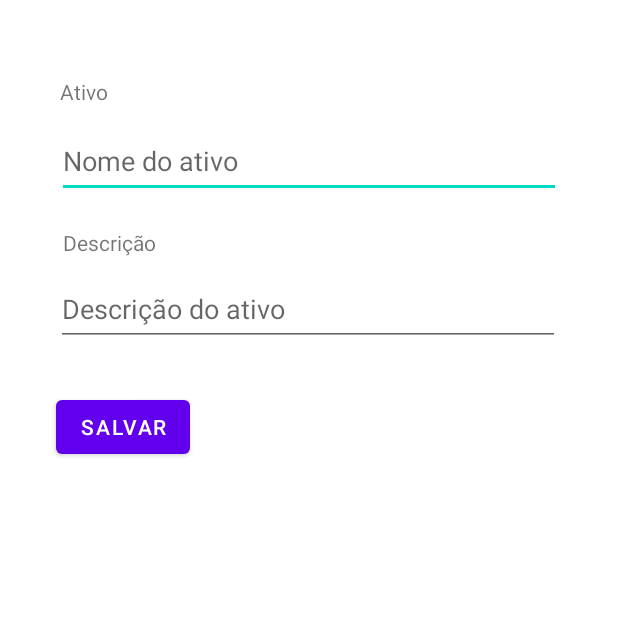
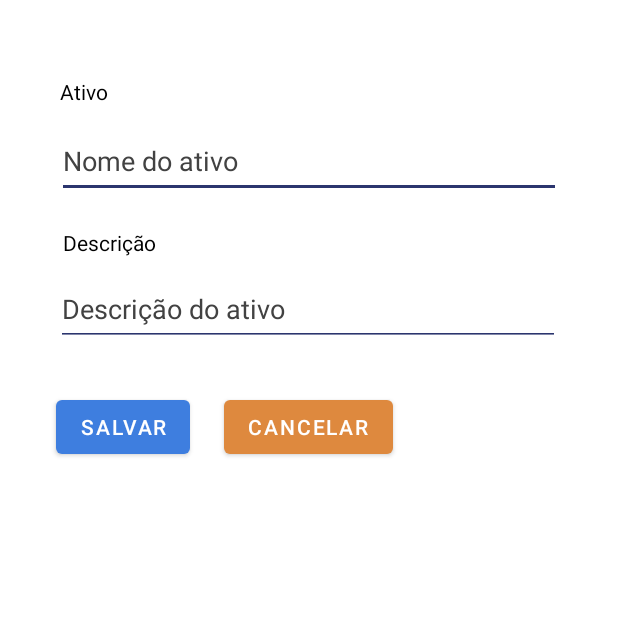
Before and after one commit to LaranjeiraPC/laFinance_Mobile, an Android app: the CadastraAtivoActivity screen opened directly, with no data from a screen before it, on a phone screen of 412 x 824 dp, the top half of it. Run offline under Robolectric (Android 15) with nearby library versions, the phone set to English and light mode, and no system bars.

Commit message:
Correção de layout da tela de cadastro

```diff
--- a/app/src/main/AndroidManifest.xml
+++ b/app/src/main/AndroidManifest.xml
@@ -38,6 +38,11 @@
             android:label="@string/title_activity_edita_ativo"
             android:theme="@style/Theme.LaFinance.NoActionBar" />
         <activity
+            android:name=".ui.ativo.AtivoFragment"
+            android:exported="false"
+            android:label="@string/title_activity_cancela_ativo"
+            android:theme="@style/Theme.LaFinance.NoActionBar" />
+        <activity
             android:name=".MainActivity"
             android:exported="true">
 <!--            <intent-filter>-->
--- a/app/src/main/java/com/llo/lafinance/ui/ativo/CadastraAtivoActivity.java
+++ b/app/src/main/java/com/llo/lafinance/ui/ativo/CadastraAtivoActivity.java
@@ -17,11 +17,9 @@ import java.time.LocalDate;
 import java.util.Objects;
 
 public class CadastraAtivoActivity extends AppCompatActivity {
-
     private EditText nomeAtivo;
     private EditText descricaoAtivo;
     private AtivoRepository ativoRepository;
-
     @Override
     protected void onCreate(Bundle savedInstanceState) {
         super.onCreate(savedInstanceState);
@@ -66,8 +64,10 @@ public class CadastraAtivoActivity extends AppCompatActivity {
     }
 
     private void retornarTelaAtivo() {
-        Intent intent = new Intent(CadastraAtivoActivity.this, PrincipalActivity.class);
-        startActivity(intent);
+        finish();
+    }
+
+    public void cancelar(View view) {
         finish();
     }
 }
--- a/app/src/main/res/layout/activity_cadastra_ativo.xml
+++ b/app/src/main/res/layout/activity_cadastra_ativo.xml
@@ -4,6 +4,7 @@
     xmlns:tools="http://schemas.android.com/tools"
     android:layout_width="match_parent"
     android:layout_height="match_parent"
+    android:background="@color/white"
     tools:context=".ui.ativo.CadastraAtivoActivity">
 
     <TextView
@@ -11,6 +12,7 @@
         android:layout_width="wrap_content"
         android:layout_height="wrap_content"
         android:text="Ativo"
+        android:textColor="#000000"
         app:layout_constraintBottom_toBottomOf="parent"
         app:layout_constraintEnd_toEndOf="parent"
         app:layout_constraintHorizontal_bias="0.105"
@@ -22,9 +24,13 @@
         android:id="@+id/editTextNomeAtivo"
         android:layout_width="336dp"
         android:layout_height="49dp"
+        android:backgroundTint="#2B356E"
         android:ems="10"
         android:hint="Nome do ativo"
         android:inputType="textPersonName"
+        android:textColor="#474747"
+        android:textColorHighlight="#1D746D"
+        android:textColorHint="#424242"
         app:layout_constraintBottom_toBottomOf="parent"
         app:layout_constraintEnd_toEndOf="parent"
         app:layout_constraintStart_toStartOf="parent"
@@ -36,6 +42,7 @@
         android:layout_width="wrap_content"
         android:layout_height="wrap_content"
         android:text="Descrição"
+        android:textColor="#000000"
         app:layout_constraintBottom_toBottomOf="parent"
         app:layout_constraintEnd_toEndOf="parent"
         app:layout_constraintHorizontal_bias="0.12"
@@ -47,9 +54,13 @@
         android:id="@+id/editTextDescricaoAtivo"
         android:layout_width="336dp"
         android:layout_height="49dp"
+        android:backgroundTint="#2B356E"
         android:ems="10"
         android:hint="Descrição do ativo"
         android:inputType="textPersonName"
+        android:textColor="#474747"
+        android:textColorHighlight="#1D746D"
+        android:textColorHint="#424242"
         app:layout_constraintBottom_toBottomOf="parent"
         app:layout_constraintEnd_toEndOf="parent"
         app:layout_constraintHorizontal_bias="0.493"
@@ -64,6 +75,8 @@
         android:onClick="salvar"
         android:text="Salvar"
         android:visibility="visible"
+        app:backgroundTint="#3E7EDF"
+        android:textColor="@color/white"
         app:layout_constraintBottom_toBottomOf="parent"
         app:layout_constraintEnd_toEndOf="parent"
         app:layout_constraintHorizontal_bias="0.115"
@@ -72,4 +85,21 @@
         app:layout_constraintVertical_bias="0.336"
         tools:visibility="visible" />
 
+    <Button
+        android:id="@+id/buttonCancelarAtivo"
+        android:layout_width="wrap_content"
+        android:layout_height="wrap_content"
+        android:onClick="cancelar"
+        android:text="Cancelar"
+        android:textColor="@color/white"
+        android:visibility="visible"
+        app:backgroundTint="#DE893E"
+        app:layout_constraintBottom_toBottomOf="parent"
+        app:layout_constraintEnd_toEndOf="parent"
+        app:layout_constraintHorizontal_bias="0.498"
+        app:layout_constraintStart_toStartOf="parent"
+        app:layout_constraintTop_toTopOf="parent"
+        app:layout_constraintVertical_bias="0.336"
+        tools:visibility="visible" />
+
 </androidx.constraintlayout.widget.ConstraintLayout>
--- a/app/src/main/res/values/strings.xml
+++ b/app/src/main/res/values/strings.xml
@@ -3,6 +3,7 @@
     <string name="title_activity_cadastra_compra">CadastraCompraActivity</string>
     <string name="title_activity_cadastra_ativo">CadastraAtivoActivity</string>
     <string name="title_activity_edita_ativo">EditaAtivoActivity</string>
+    <string name="title_activity_cancela_ativo">CadastraAtivoActivity</string>
     <!-- Strings used for fragments for navigation -->
     <string name="first_fragment_label">First Fragment</string>
     <string name="second_fragment_label">Second Fragment</string>
```
